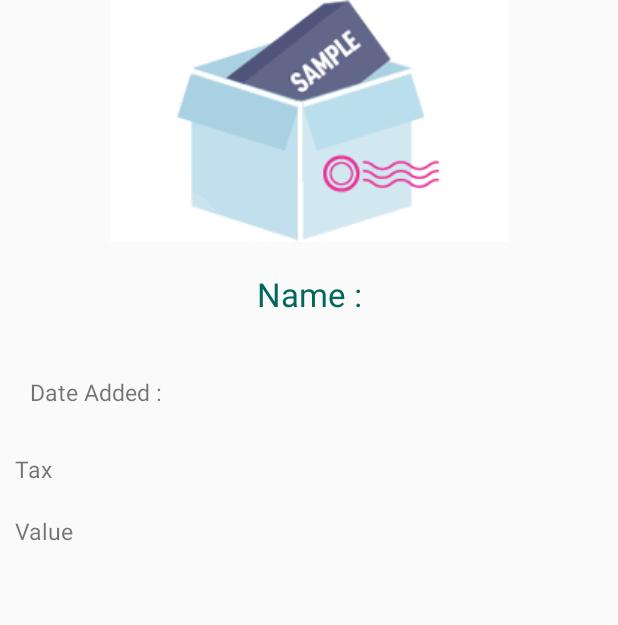
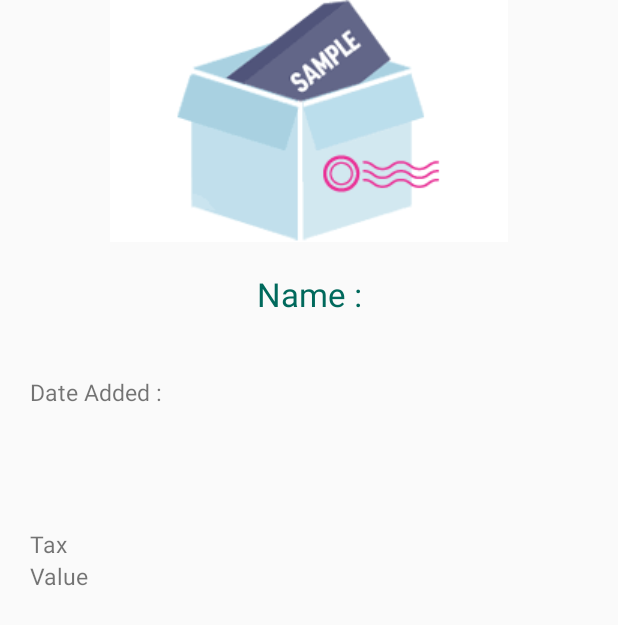
Before and after one commit to kajalSharmaTest/HeadyAndroidTest, an Android app: the layout fragment_product_details.xml on its own in the app's theme, with its tools: preview values and no code run, on a phone screen of 412 x 824 dp. Shown: the top 625 px of the screen. Run offline under Robolectric (Android 15) with nearby library versions, the phone set to English and light mode, and no system bars.

```diff
--- a/app/src/main/java/heady/com/headyandroidtest/presenter/CategoryPresenter.java
+++ b/app/src/main/java/heady/com/headyandroidtest/presenter/CategoryPresenter.java
@@ -80,6 +80,7 @@ public class CategoryPresenter {
         @Override
         protected void onPostExecute(String result) {
             System.out.println("DB result::"+result);
+            categoryView.showInitialData();
         }
     }
 
--- a/app/src/main/java/heady/com/headyandroidtest/view/CategoryView.java
+++ b/app/src/main/java/heady/com/headyandroidtest/view/CategoryView.java
@@ -11,4 +11,5 @@ import heady.com.headyandroidtest.model.Category;
 public interface CategoryView {
 
     void showSpinner(boolean state);
+    void showInitialData();
 }
--- a/app/src/main/res/layout/activity_main.xml
+++ b/app/src/main/res/layout/activity_main.xml
@@ -32,5 +32,5 @@
         android:id="@+id/progress"
         android:layout_width="wrap_content"
         android:layout_height="wrap_content"
-        android:foregroundGravity="center"/>
+       android:layout_centerInParent="true"/>
 </RelativeLayout>
--- a/app/src/main/res/layout/fragment_product_details.xml
+++ b/app/src/main/res/layout/fragment_product_details.xml
@@ -35,6 +35,7 @@
 
     <android.support.v7.widget.RecyclerView
         android:id="@+id/variants"
+        android:padding="@dimen/layout_padding_default"
         android:layout_width="match_parent"
         android:layout_height="wrap_content"
         android:scrollbars="vertical"/>
@@ -43,6 +44,7 @@
 <LinearLayout
         android:layout_width="match_parent"
         android:layout_height="wrap_content"
+    android:padding="@dimen/layout_padding_default"
         android:orientation="vertical">
 
     <TextView
@@ -50,7 +52,6 @@
         android:layout_width="wrap_content"
         android:layout_height="wrap_content"
         android:gravity="left"
-        android:padding="10dp"
         android:text="@string/tax"
         android:textSize="15dp"/>
 
@@ -59,7 +60,6 @@
         android:layout_width="wrap_content"
         android:layout_height="wrap_content"
         android:gravity="left"
-        android:padding="10dp"
         android:text="@string/tax_value"
         android:textSize="15dp"/>
 
```
Also changed, not shown: app/src/main/java/heady/com/headyandroidtest/MainActivity.java (+14 -9 lines).
